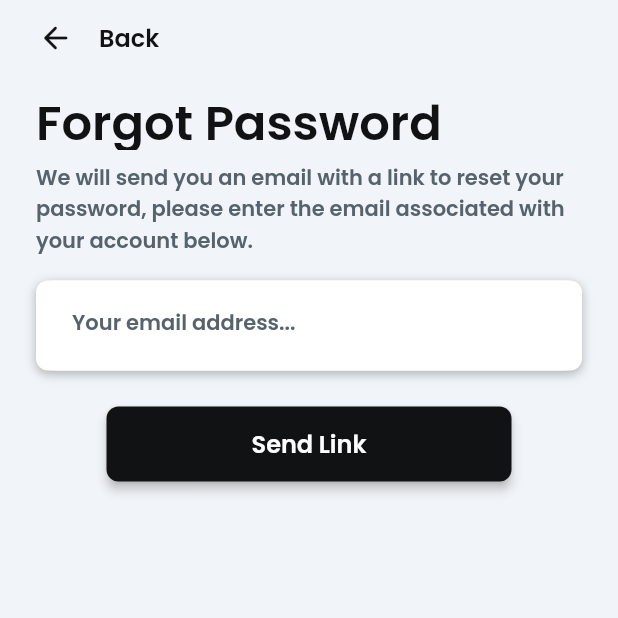
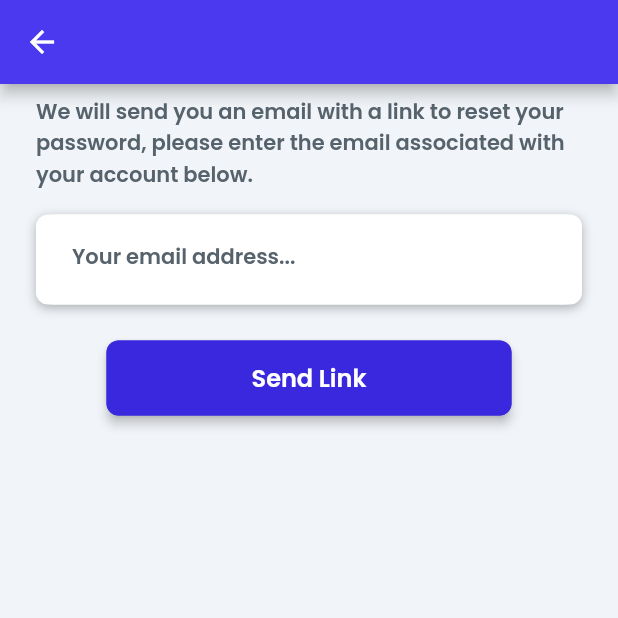
Before and after one commit to ApexAppdevelopment/davaoprimeapp, a Flutter app: the ForgetpasswordWidget screen opened by its route, on a phone screen of 412 x 824 dp, the top half of it. Run offline on Flutter 3.47's test engine with Material 2 defaults, Android fonts, the phone set to English and light mode, and no system bars; drawn by our look-alikes of auto_size_text; our stand-ins replace built_collection, built_value, cached_network_image, cloud_firestore, file_picker, firebase_auth and 20 more; missing offline and left inert: flutter_google_places, google_api_headers, google_maps_webservice, mime_type, webviewx; accounts and stored records are empty; network calls fail.

Commit message:
Updating to latest FlutterFlow output.

```diff
--- a/lib/createaccount/createaccount_widget.dart
+++ b/lib/createaccount/createaccount_widget.dart
@@ -451,34 +451,6 @@ class _CreateaccountWidgetState extends State<CreateaccountWidget> {
                                   ),
                                 ),
                               ),
-                              InkWell(
-                                onTap: () async {
-                                  context.pushNamed('phonesignup');
-                                },
-                                child: Container(
-                                  width: 50,
-                                  height: 50,
-                                  decoration: BoxDecoration(
-                                    color: FlutterFlowTheme.of(context)
-                                        .primaryText,
-                                    boxShadow: [
-                                      BoxShadow(
-                                        blurRadius: 5,
-                                        color: Color(0x3314181B),
-                                        offset: Offset(0, 2),
-                                      )
-                                    ],
-                                    shape: BoxShape.circle,
-                                  ),
-                                  alignment: AlignmentDirectional(0, 0),
-                                  child: Icon(
-                                    Icons.phone_sharp,
-                                    color: FlutterFlowTheme.of(context)
-                                        .secondaryBackground,
-                                    size: 24,
-                                  ),
-                                ),
-                              ),
                             ],
                           ),
                         ),
--- a/lib/forgetpassword/forgetpassword_widget.dart
+++ b/lib/forgetpassword/forgetpassword_widget.dart
@@ -1,5 +1,4 @@
 import '../auth/auth_util.dart';
-import '../flutter_flow/flutter_flow_icon_button.dart';
 import '../flutter_flow/flutter_flow_theme.dart';
 import '../flutter_flow/flutter_flow_util.dart';
 import '../flutter_flow/flutter_flow_widgets.dart';
@@ -39,86 +38,12 @@ class _ForgetpasswordWidgetState extends State<ForgetpasswordWidget> {
         child: Scaffold(
           key: scaffoldKey,
           backgroundColor: FlutterFlowTheme.of(context).primaryBackground,
-          appBar: PreferredSize(
-            preferredSize: Size.fromHeight(100),
-            child: AppBar(
-              backgroundColor: FlutterFlowTheme.of(context).primaryBackground,
-              automaticallyImplyLeading: false,
-              actions: [],
-              flexibleSpace: FlexibleSpaceBar(
-                title: Column(
-                  mainAxisSize: MainAxisSize.max,
-                  mainAxisAlignment: MainAxisAlignment.end,
-                  crossAxisAlignment: CrossAxisAlignment.start,
-                  children: [
-                    Padding(
-                      padding: EdgeInsetsDirectional.fromSTEB(0, 0, 0, 8),
-                      child: Row(
-                        mainAxisSize: MainAxisSize.max,
-                        children: [
-                          Padding(
-                            padding:
-                                EdgeInsetsDirectional.fromSTEB(12, 0, 0, 0),
-                            child: FlutterFlowIconButton(
-                              borderColor: Colors.transparent,
-                              borderRadius: 30,
-                              borderWidth: 1,
-                              buttonSize: 50,
-                              icon: Icon(
-                                Icons.arrow_back_rounded,
-                                color: FlutterFlowTheme.of(context).primaryText,
-                                size: 24,
-                              ),
-                              onPressed: () async {
-                                context.pop();
-                              },
-                            ),
-                          ),
-                          Padding(
-                            padding: EdgeInsetsDirectional.fromSTEB(4, 0, 0, 0),
-                            child: InkWell(
-                              onTap: () async {
-                                context.pop();
-                              },
-                              child: Text(
-                                'Back',
-                                style: FlutterFlowTheme.of(context)
-                                    .title1
-                                    .override(
-                                      fontFamily: FlutterFlowTheme.of(context)
-                                          .title1Family,
-                                      fontSize: 16,
-                                      useGoogleFonts: GoogleFonts.asMap()
-                                          .containsKey(
-                                              FlutterFlowTheme.of(context)
-                                                  .title1Family),
-                                    ),
-                              ),
-                            ),
-                          ),
-                        ],
-                      ),
-                    ),
-                    Padding(
-                      padding: EdgeInsetsDirectional.fromSTEB(24, 0, 0, 0),
-                      child: Text(
-                        'Forgot Password',
-                        style: FlutterFlowTheme.of(context).title1.override(
-                              fontFamily:
-                                  FlutterFlowTheme.of(context).title1Family,
-                              fontSize: 32,
-                              useGoogleFonts: GoogleFonts.asMap().containsKey(
-                                  FlutterFlowTheme.of(context).title1Family),
-                            ),
-                      ),
-                    ),
-                  ],
-                ),
-                centerTitle: true,
-                expandedTitleScale: 1.0,
-              ),
-              elevation: 0,
-            ),
+          appBar: AppBar(
+            backgroundColor: FlutterFlowTheme.of(context).primaryColor,
+            automaticallyImplyLeading: true,
+            actions: [],
+            centerTitle: true,
+            elevation: 4,
           ),
           body: Column(
             mainAxisSize: MainAxisSize.max,
@@ -235,7 +160,7 @@ class _ForgetpasswordWidgetState extends State<ForgetpasswordWidget> {
                   options: FFButtonOptions(
                     width: 270,
                     height: 50,
-                    color: FlutterFlowTheme.of(context).primaryText,
+                    color: FlutterFlowTheme.of(context).blue,
                     textStyle: FlutterFlowTheme.of(context).subtitle2.override(
                           fontFamily:
                               FlutterFlowTheme.of(context).subtitle2Family,
@@ -246,7 +171,7 @@ class _ForgetpasswordWidgetState extends State<ForgetpasswordWidget> {
                         ),
                     elevation: 3,
                     borderSide: BorderSide(
-                      color: Colors.transparent,
+                      color: FlutterFlowTheme.of(context).blue,
                       width: 1,
                     ),
                   ),
--- a/lib/login/login_widget.dart
+++ b/lib/login/login_widget.dart
@@ -85,7 +85,7 @@ class _LoginWidgetState extends State<LoginWidget> {
             body: Builder(
               builder: (context) {
                 return Padding(
-                  padding: EdgeInsetsDirectional.fromSTEB(0, 25, 0, 0),
+                  padding: EdgeInsetsDirectional.fromSTEB(0, 40, 0, 0),
                   child: Column(
                     mainAxisSize: MainAxisSize.max,
                     children: [
```
